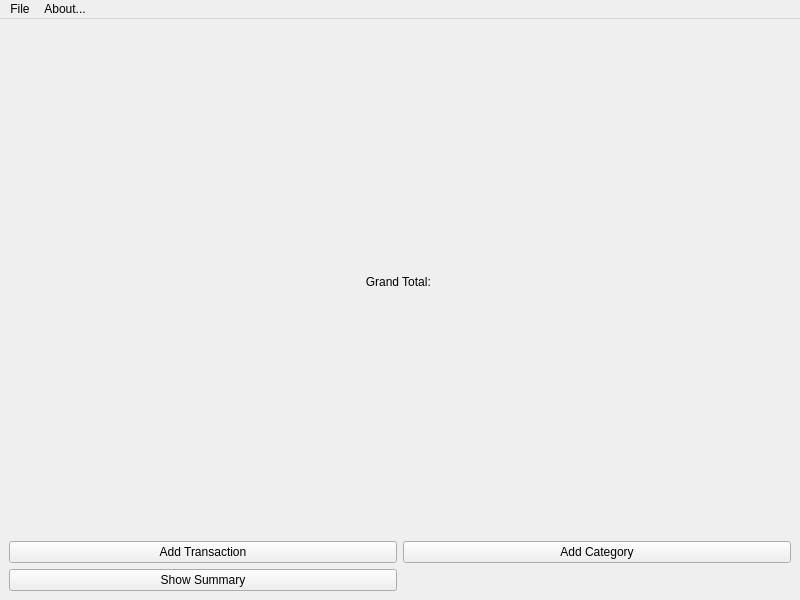
The window that simba/src/ui/MainWindow.ui (spineda2019/Simba) describes before a commit, drawn with Qt 5.
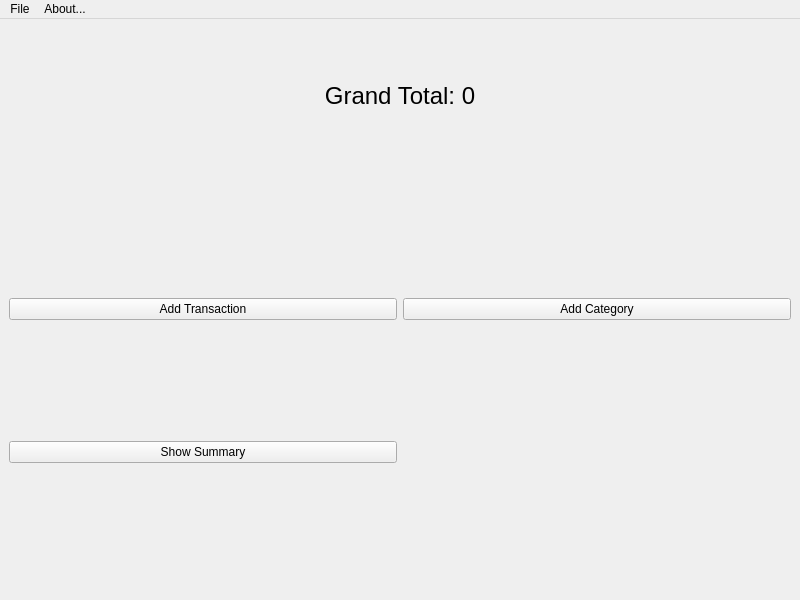
The same window after the commit.

Commit message: disable UI until budget load

The edit to the form file:
```diff
--- a/simba/src/ui/MainWindow.ui
+++ b/simba/src/ui/MainWindow.ui
@@ -15,7 +15,22 @@
   </property>
   <widget class="QWidget" name="centralwidget">
    <layout class="QGridLayout" name="gridLayout">
-    <item row="1" column="0">
+    <item row="0" column="0" colspan="2">
+     <widget class="QLabel" name="grand_total_label">
+      <property name="font">
+       <font>
+        <pointsize>18</pointsize>
+       </font>
+      </property>
+      <property name="text">
+       <string>Grand Total: 0</string>
+      </property>
+      <property name="alignment">
+       <set>Qt::AlignmentFlag::AlignCenter</set>
+      </property>
+     </widget>
+    </item>
+    <item row="1" column="0" rowspan="2">
      <widget class="QPushButton" name="button_add_transaction">
       <property name="styleSheet">
        <string notr="true"/>
@@ -25,30 +40,20 @@
       </property>
      </widget>
     </item>
-    <item row="1" column="1">
+    <item row="1" column="1" rowspan="2">
      <widget class="QPushButton" name="button_add_category">
       <property name="text">
        <string>Add Category</string>
       </property>
      </widget>
     </item>
-    <item row="2" column="0">
+    <item row="2" column="0" rowspan="2">
      <widget class="QPushButton" name="button_show_summary">
       <property name="text">
        <string>Show Summary</string>
       </property>
      </widget>
     </item>
-    <item row="0" column="0" colspan="2">
-     <widget class="QLabel" name="grand_total_label">
-      <property name="text">
-       <string>Grand Total: </string>
-      </property>
-      <property name="alignment">
-       <set>Qt::AlignmentFlag::AlignCenter</set>
-      </property>
-     </widget>
-    </item>
    </layout>
   </widget>
   <widget class="QMenuBar" name="menuBar">
```
The commit also changes 3 other files.
